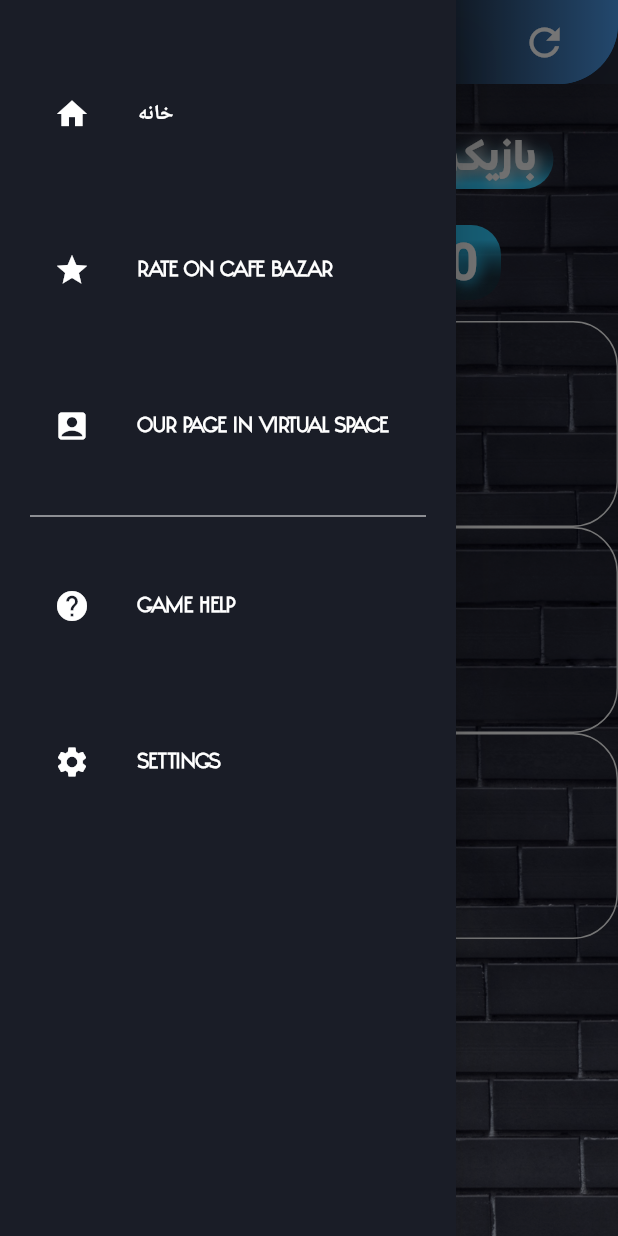
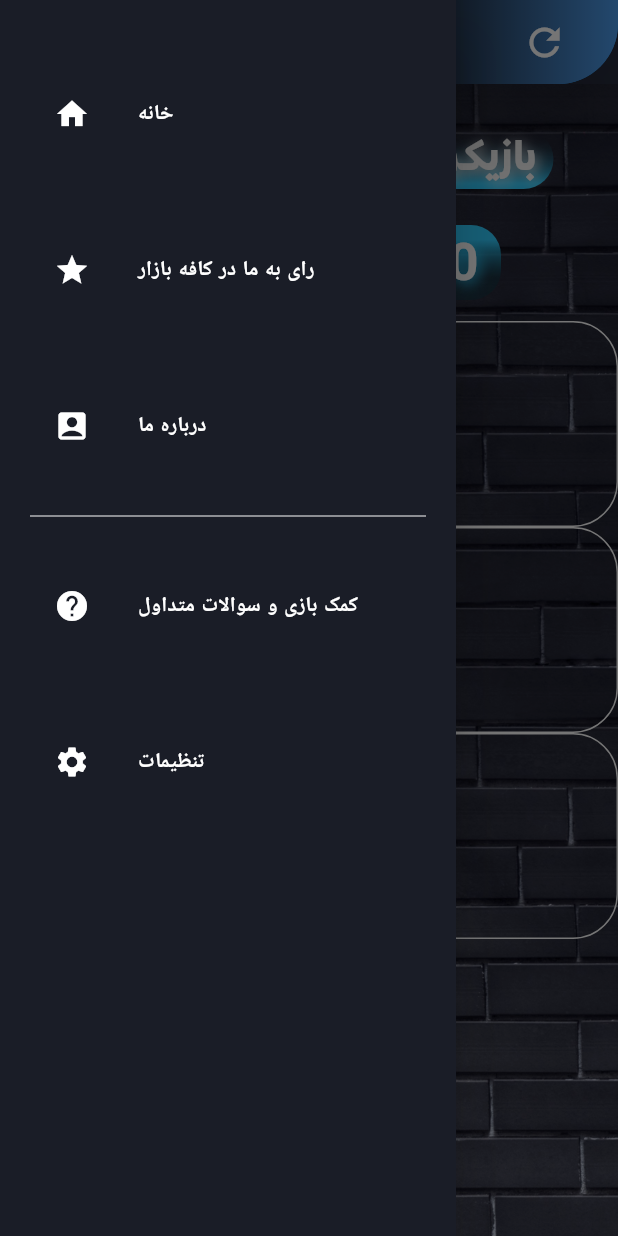
Before and after one commit to amirkhosrwiy/Dooz, a Flutter app: the Home screen opened directly, with the side drawer open, on a phone screen of 412 x 824 dp. Run offline on Flutter 3.47's test engine with Material 2 defaults, Android fonts, the light colour scheme and no system bars; our stand-ins replace gradient_borders, lottie.

Commit message:
Created Persian Language in 19:30  1402/2/5

```diff
--- a/lib/widget/navigation_drawer_widget.dart
+++ b/lib/widget/navigation_drawer_widget.dart
@@ -27,7 +27,7 @@ class NavigationDrawerWidget extends StatelessWidget {
 
             const SizedBox(height: 48),
             buildMenuItem(
-              text: 'Rate On Cafe Bazar',
+              text: 'رای به ما در کافه بازار',
               icon: Icons.star,
               onClicked: () => selectedItem(context, 1),
             ),
@@ -35,7 +35,7 @@ class NavigationDrawerWidget extends StatelessWidget {
 
             const SizedBox(height: 48),
             buildMenuItem(
-              text: 'Our page in virtual space',
+              text: 'درباره ما',
               icon: Icons.account_box,
               onClicked: () => selectedItem(context, 2),
             ),
@@ -47,7 +47,7 @@ class NavigationDrawerWidget extends StatelessWidget {
 
             const SizedBox(height: 0),
             buildMenuItem(
-              text: 'Game Help',
+              text: 'کمک بازی و سوالات متداول',
               icon: Icons.help,
               onClicked: () => selectedItem(context, 3),
             ),
@@ -56,7 +56,7 @@ class NavigationDrawerWidget extends StatelessWidget {
 
             const SizedBox(height: 48),
             buildMenuItem(
-              text: 'Settings',
+              text: 'تنظیمات',
               icon: Icons.settings,
               onClicked: () => selectedItem(context, 4),
             ),
```
